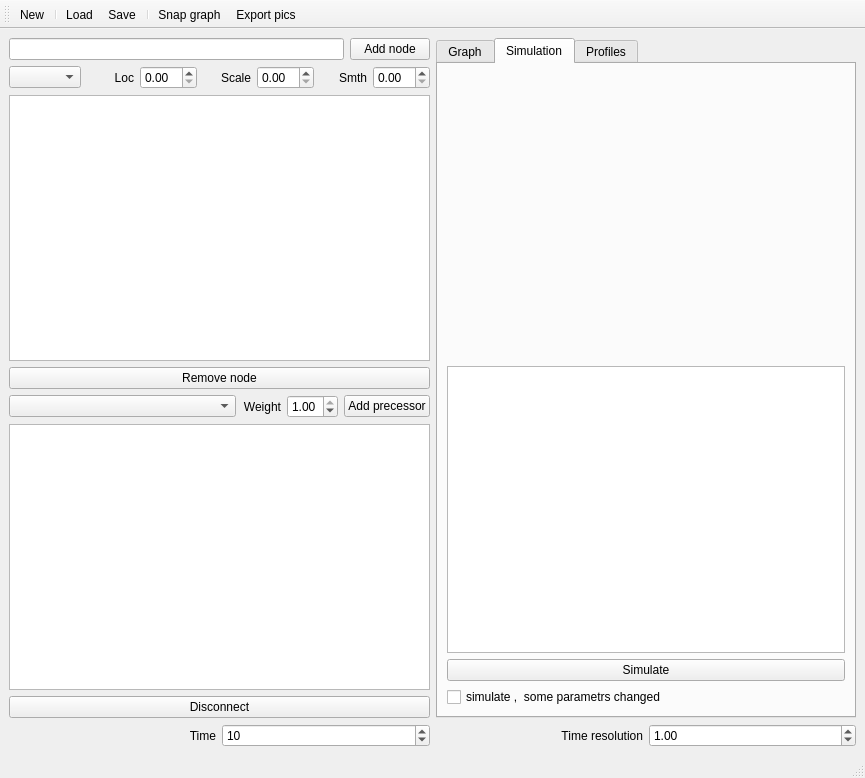
bemuzie/CirculatiON, file View/Editor2.ui: the form before one commit.
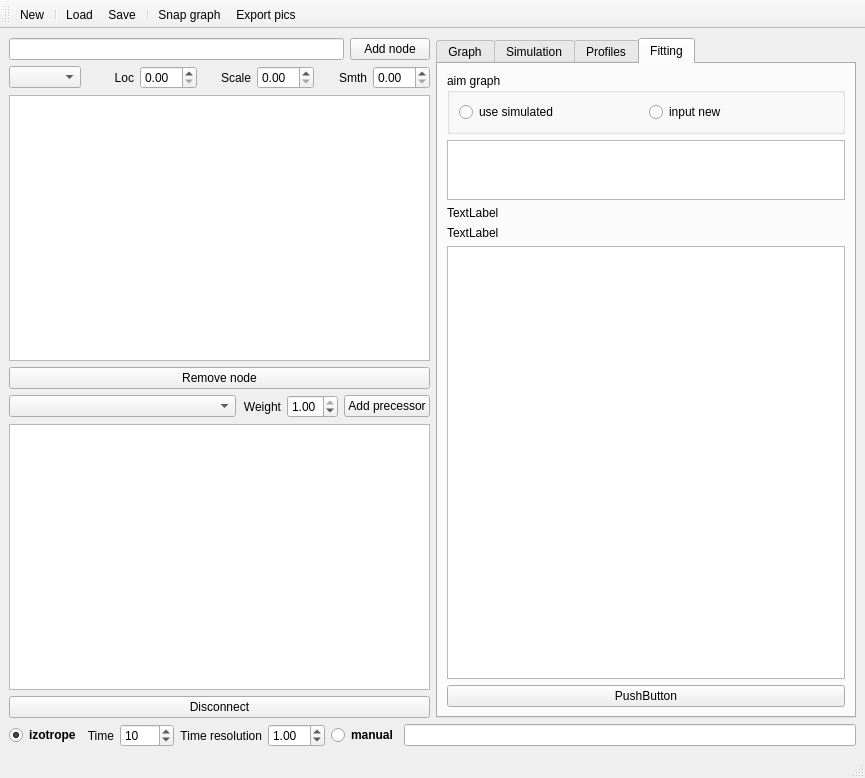
The form after the commit. The open tabs and pages were chosen to show the change. Icons and pictures are not drawn. Custom widgets are drawn as their Qt base class.

```diff
--- a/View/Editor2.ui
+++ b/View/Editor2.ui
@@ -320,12 +320,111 @@
             </item>
            </layout>
           </widget>
+          <widget class="QWidget" name="tab">
+           <attribute name="title">
+            <string>Fitting</string>
+           </attribute>
+           <layout class="QGridLayout" name="gridLayout">
+            <item row="0" column="0" colspan="2">
+             <widget class="QGroupBox" name="groupBox">
+              <property name="title">
+               <string>aim graph</string>
+              </property>
+              <layout class="QHBoxLayout" name="horizontalLayout_7">
+               <item>
+                <widget class="QRadioButton" name="radioButton">
+                 <property name="text">
+                  <string>use simulated</string>
+                 </property>
+                </widget>
+               </item>
+               <item>
+                <widget class="QRadioButton" name="radioButton_2">
+                 <property name="text">
+                  <string>input new</string>
+                 </property>
+                </widget>
+               </item>
+              </layout>
+             </widget>
+            </item>
+            <item row="1" column="0" colspan="2">
+             <widget class="QTableView" name="tableView">
+              <property name="sizePolicy">
+               <sizepolicy hsizetype="Expanding" vsizetype="Fixed">
+                <horstretch>0</horstretch>
+                <verstretch>5</verstretch>
+               </sizepolicy>
+              </property>
+              <property name="minimumSize">
+               <size>
+                <width>0</width>
+                <height>5</height>
+               </size>
+              </property>
+              <property name="maximumSize">
+               <size>
+                <width>16777215</width>
+                <height>60</height>
+               </size>
+              </property>
+             </widget>
+            </item>
+            <item row="2" column="0">
+             <widget class="QLabel" name="label_8">
+              <property name="text">
+               <string>TextLabel</string>
+              </property>
+             </widget>
+            </item>
+            <item row="4" column="0" colspan="2">
+             <widget class="QGraphicsView" name="graphicsView">
+              <property name="sizePolicy">
+               <sizepolicy hsizetype="MinimumExpanding" vsizetype="Expanding">
+                <horstretch>0</horstretch>
+                <verstretch>0</verstretch>
+               </sizepolicy>
+              </property>
+             </widget>
+            </item>
+            <item row="5" column="0" colspan="2">
+             <widget class="QPushButton" name="pushButton">
+              <property name="text">
+               <string>PushButton</string>
+              </property>
+             </widget>
+            </item>
+            <item row="3" column="0">
+             <widget class="QLabel" name="label_7">
+              <property name="text">
+               <string>TextLabel</string>
+              </property>
+             </widget>
+            </item>
+           </layout>
+          </widget>
          </widget>
         </item>
        </layout>
       </item>
       <item>
        <layout class="QHBoxLayout" name="horizontalLayout_6">
+        <item>
+         <widget class="QRadioButton" name="radioButton_3">
+          <property name="font">
+           <font>
+            <weight>75</weight>
+            <bold>true</bold>
+           </font>
+          </property>
+          <property name="text">
+           <string>izotrope</string>
+          </property>
+          <property name="checked">
+           <bool>true</bool>
+          </property>
+         </widget>
+        </item>
         <item>
          <widget class="QLabel" name="label_4">
           <property name="text">
@@ -369,6 +468,22 @@
           </property>
          </widget>
         </item>
+        <item>
+         <widget class="QRadioButton" name="radioButton_4">
+          <property name="font">
+           <font>
+            <weight>75</weight>
+            <bold>true</bold>
+           </font>
+          </property>
+          <property name="text">
+           <string>manual</string>
+          </property>
+         </widget>
+        </item>
+        <item>
+         <widget class="QLineEdit" name="lineEdit"/>
+        </item>
        </layout>
       </item>
      </layout>
```
Left out of the diff: 2 changed lines with no effect on the pictures.
